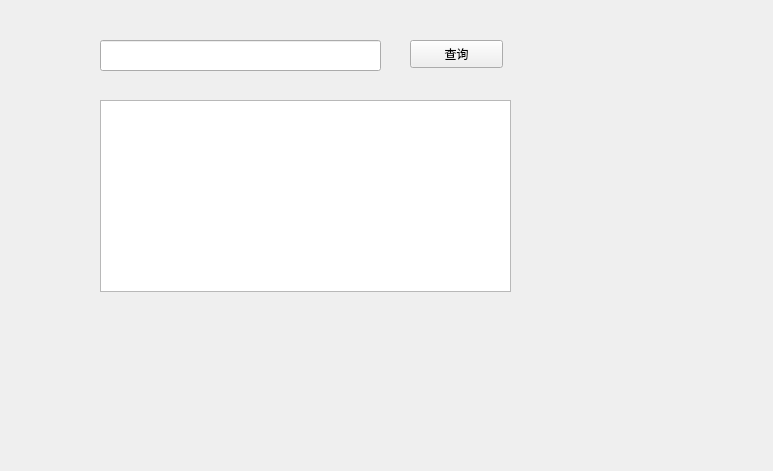
First picture: the form in testing/workingplane.ui, repository jack-SAI/testing, before the edit.
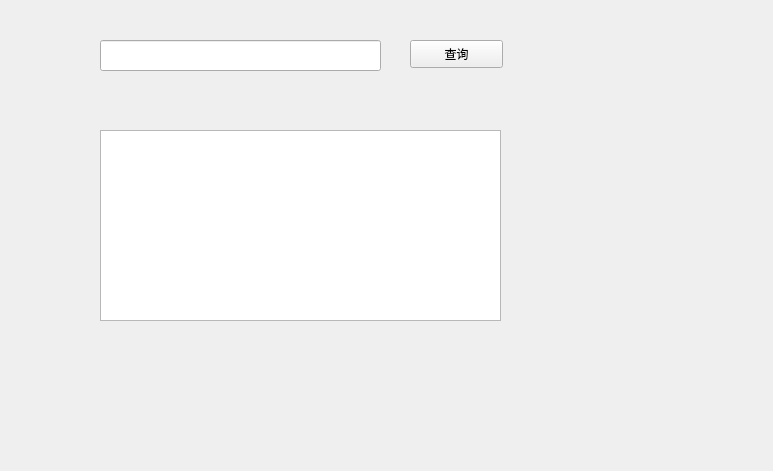
Second picture: the form after the edit.

```diff
--- a/testing/workingplane.ui
+++ b/testing/workingplane.ui
@@ -36,13 +36,13 @@
     <string>查询</string>
    </property>
   </widget>
-  <widget class="QTextBrowser" name="textBrowser">
+  <widget class="QTableView" name="tableView">
    <property name="geometry">
     <rect>
      <x>100</x>
-     <y>100</y>
-     <width>411</width>
-     <height>192</height>
+     <y>130</y>
+     <width>401</width>
+     <height>191</height>
     </rect>
    </property>
   </widget>
```
